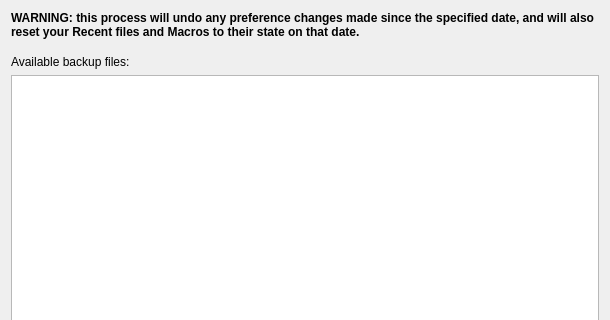
Old version of the form src/Gui/Dialogs/DlgRevertToBackupConfig.ui in the repository southseact-3d/fcd; both pictures show x 0 to 610 and y 0 to 320 of the 610 by 471 pixel window.
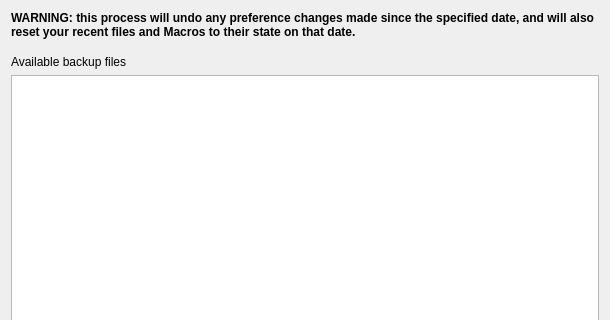
New version of the form.

Diff of the .ui file:
```diff
--- a/src/Gui/Dialogs/DlgRevertToBackupConfig.ui
+++ b/src/Gui/Dialogs/DlgRevertToBackupConfig.ui
@@ -23,7 +23,7 @@
       </font>
      </property>
      <property name="text">
-      <string>WARNING: this process will undo any preference changes made since the specified date, and will also reset your Recent files and Macros to their state on that date.</string>
+      <string>WARNING: this process will undo any preference changes made since the specified date, and will also reset your recent files and Macros to their state on that date.</string>
      </property>
      <property name="wordWrap">
       <bool>true</bool>
@@ -49,7 +49,7 @@
    <item>
     <widget class="QLabel" name="label_2">
      <property name="text">
-      <string>Available backup files:</string>
+      <string>Available backup files</string>
      </property>
     </widget>
    </item>
```
